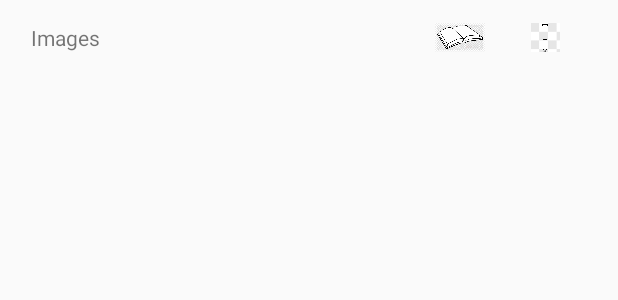
After one commit to cindyfang70/Protocel-Frontend, an Android app: the layout protocol_verificationimages.xml on its own in the app's theme, with its tools: preview values and no code run, on a phone screen of 412 x 824 dp. The commit adds this screen. Shown: the top 300 px of the screen. Run offline under Robolectric (Android 15) with nearby library versions, the phone set to English and light mode, and no system bars.

Commit message:
added verification icons

```diff
--- a/app/src/main/java/com/example/protocel/ProtocolAdapter.java
+++ b/app/src/main/java/com/example/protocel/ProtocolAdapter.java
@@ -6,6 +6,7 @@ import android.util.Log;
 import android.view.LayoutInflater;
 import android.view.View;
 import android.view.ViewGroup;
+import android.widget.ImageView;
 import android.widget.RelativeLayout;
 import android.widget.TextView;
 
@@ -26,7 +27,7 @@ public class ProtocolAdapter extends RecyclerView.Adapter<ProtocolAdapter.Protoc
     @NonNull
     @Override
     public ProtocolViewHolder onCreateViewHolder(@NonNull ViewGroup parent, int viewType) {
-        View view = LayoutInflater.from(parent.getContext()).inflate(R.layout.protocol_listitem, parent, false);
+        View view = LayoutInflater.from(parent.getContext()).inflate(R.layout.protocol_verificationimages, parent, false);
         ProtocolAdapter.ProtocolViewHolder viewHolder = new ProtocolAdapter.ProtocolViewHolder(view);
         return viewHolder;
     }
@@ -61,10 +62,14 @@ public class ProtocolAdapter extends RecyclerView.Adapter<ProtocolAdapter.Protoc
         TextView protocolName;
         RelativeLayout parentLayout;
         Protocols protocol;
+        ImageView testtubeImage;
+        ImageView bookImage;
         public ProtocolViewHolder(@NonNull View itemView) {
             super(itemView);
             parentLayout = itemView.findViewById(R.id.parent_layout);
-            protocolName = itemView.findViewById(R.id.prokaryotes_text);
+            protocolName = itemView.findViewById(R.id.protocol_images);
+            testtubeImage = itemView.findViewById(R.id.testtube_icon);
+            bookImage = itemView.findViewById(R.id.book_icon);
         }
     }
 }
--- a/app/src/main/res/layout/activity_main.xml
+++ b/app/src/main/res/layout/activity_main.xml
@@ -36,7 +36,6 @@
         android:layout_marginBottom="20dp"
         android:ems="10"
         android:inputType="textPersonName"
-        android:text="Email"
         app:layout_constraintBottom_toTopOf="@+id/password"
         app:layout_constraintEnd_toEndOf="parent"
         app:layout_constraintStart_toStartOf="parent" />
--- /dev/null
+++ b/app/src/main/res/layout/protocol_verificationimages.xml
@@ -0,0 +1,34 @@
+<?xml version="1.0" encoding="utf-8"?>
+<RelativeLayout xmlns:android="http://schemas.android.com/apk/res/android"
+    android:layout_width="match_parent" android:layout_height="50dp"
+    android:id="@+id/parent_layout" android:padding="15dp">
+    <TextView
+        android:layout_width="wrap_content"
+        android:layout_height="wrap_content"
+        android:layout_alignParentStart="true"
+        android:layout_alignParentTop="true"
+        android:layout_marginStart="5dp"
+        android:layout_marginTop="0dp"
+        android:text="Images"
+        android:id="@+id/protocol_images"/>
+
+    <ImageView
+        android:id="@+id/book_icon"
+        android:layout_width="wrap_content"
+        android:layout_height="wrap_content"
+        android:layout_alignParentStart="true"
+        android:layout_gravity="center"
+        android:layout_marginStart="201dp"
+        android:src="@drawable/book" />
+
+    <ImageView
+        android:id="@+id/testtube_icon"
+        android:layout_width="wrap_content"
+        android:layout_height="wrap_content"
+        android:layout_alignParentEnd="true"
+        android:layout_alignStart="@+id/protocol_images"
+        android:layout_gravity="center"
+        android:layout_marginEnd="-128dp"
+        android:layout_marginStart="181dp"
+        android:src="@drawable/testtube" />
+</RelativeLayout>
```
Also changed, not shown: app/src/main/res/drawable/book.png (added), app/src/main/res/drawable/testtube.png (added).
